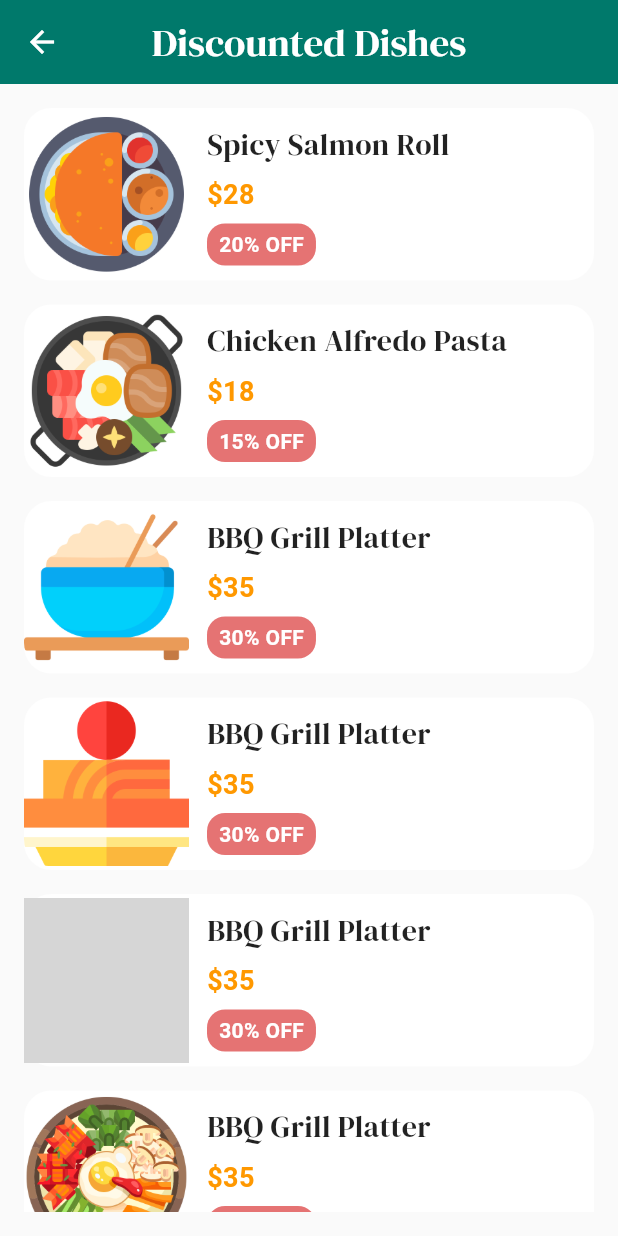
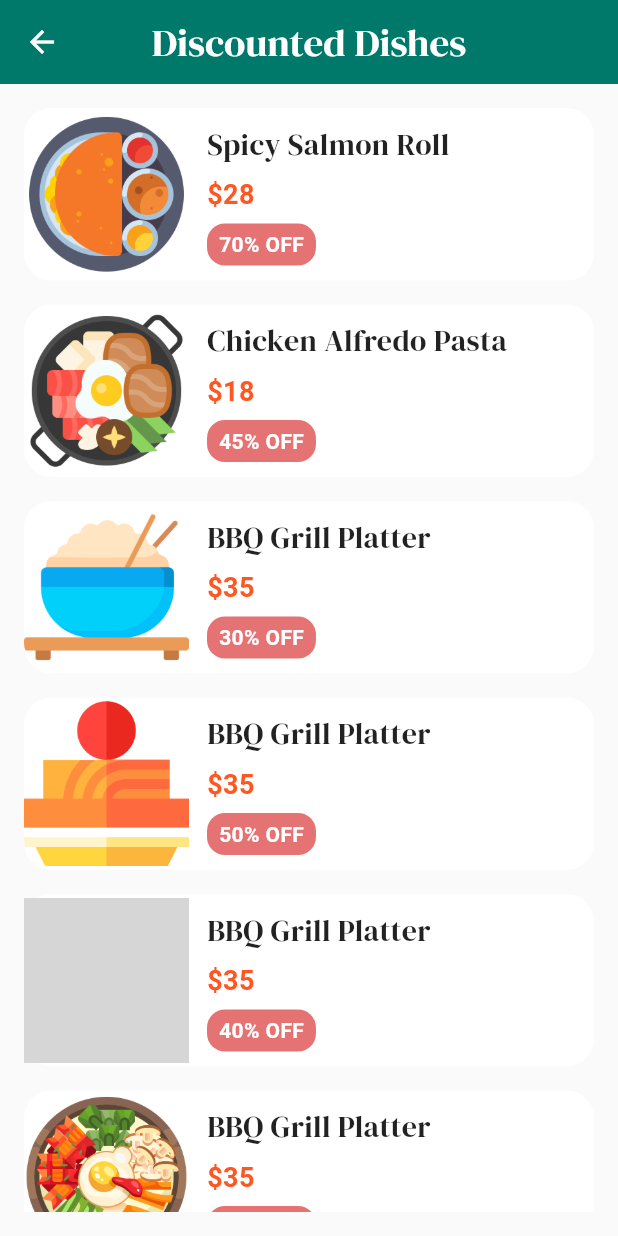
Before and after one commit to arshadjaji98/menu_app, a Flutter app: the Discount screen opened directly, on a phone screen of 412 x 824 dp. Run offline on Flutter 3.47's test engine with Material 3 defaults, Android fonts, the light colour scheme and no system bars; our stand-ins replace firebase_core, google_fonts, hive_flutter; missing offline and left inert: pay; accounts and stored records are empty; grey boxes are pictures that could not be loaded.

Commit message:
changes in discount page

```diff
--- a/lib/drawer/discount.dart
+++ b/lib/drawer/discount.dart
@@ -32,7 +32,7 @@ class _DiscountState extends State<Discount> {
               "Spicy Salmon Roll",
               "28",
               "asset/dosa.png",
-              "20% OFF",
+              "70% OFF",
             ),
 
             const SizedBox(height: 16),
@@ -40,7 +40,7 @@ class _DiscountState extends State<Discount> {
               "Chicken Alfredo Pasta",
               "18",
               "asset/pot.png",
-              "15% OFF",
+              "45% OFF",
             ),
 
             const SizedBox(height: 16),
@@ -56,7 +56,7 @@ class _DiscountState extends State<Discount> {
               "BBQ Grill Platter",
               "35",
               "asset/icecream.png",
-              "30% OFF",
+              "50% OFF",
             ),
 
             const SizedBox(height: 16),
@@ -64,7 +64,7 @@ class _DiscountState extends State<Discount> {
               "BBQ Grill Platter",
               "35",
               "asset/chicken.png",
-              "30% OFF",
+              "40% OFF",
             ),
 
             const SizedBox(height: 16),
@@ -72,34 +72,34 @@ class _DiscountState extends State<Discount> {
               "BBQ Grill Platter",
               "35",
               "asset/bap.png",
-              "30% OFF",
+              "60% OFF",
             ),
             const SizedBox(height: 16),
             _buildDiscountCard(
               "BBQ Grill Platter",
               "35",
               "asset/thai.png",
-              "30% OFF",
+              "20% OFF",
             ),
             const SizedBox(height: 16),
             _buildDiscountCard(
               "BBQ Grill Platter",
               "35",
               "asset/sushi.png",
-              "30% OFF",
+              "10% OFF",
             ),
             const SizedBox(height: 16),
             _buildDiscountCard(
               "BBQ Grill Platter",
               "35",
               "asset/sushi (1).png",
-              "30% OFF",
+              "40% OFF",
             ),
             _buildDiscountCard(
               "BBQ Grill Platter",
               "35",
               "asset/sushi (1).png",
-              "30% OFF",
+              "70% OFF",
             ),
             const SizedBox(height: 16),
           ],
@@ -147,7 +147,7 @@ class _DiscountState extends State<Discount> {
                     style: const TextStyle(
                       fontSize: 18,
                       fontWeight: FontWeight.bold,
-                      color: Colors.orange,
+                      color: Colors.deepOrange,
                     ),
                   ),
                   const SizedBox(height: 6),
```
